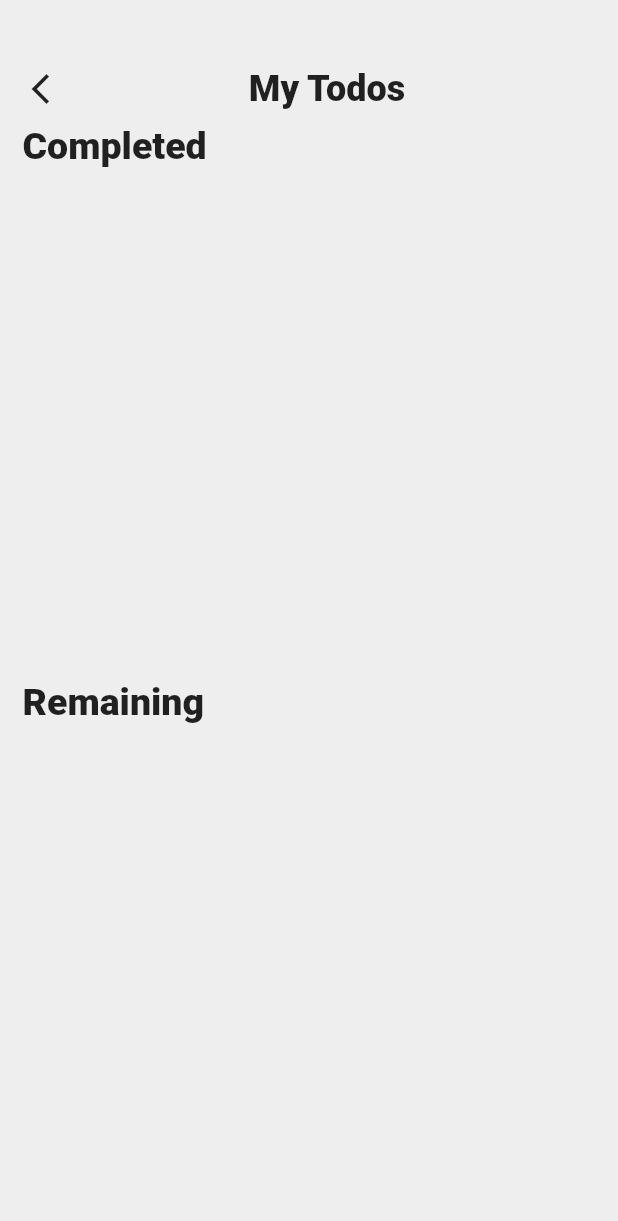
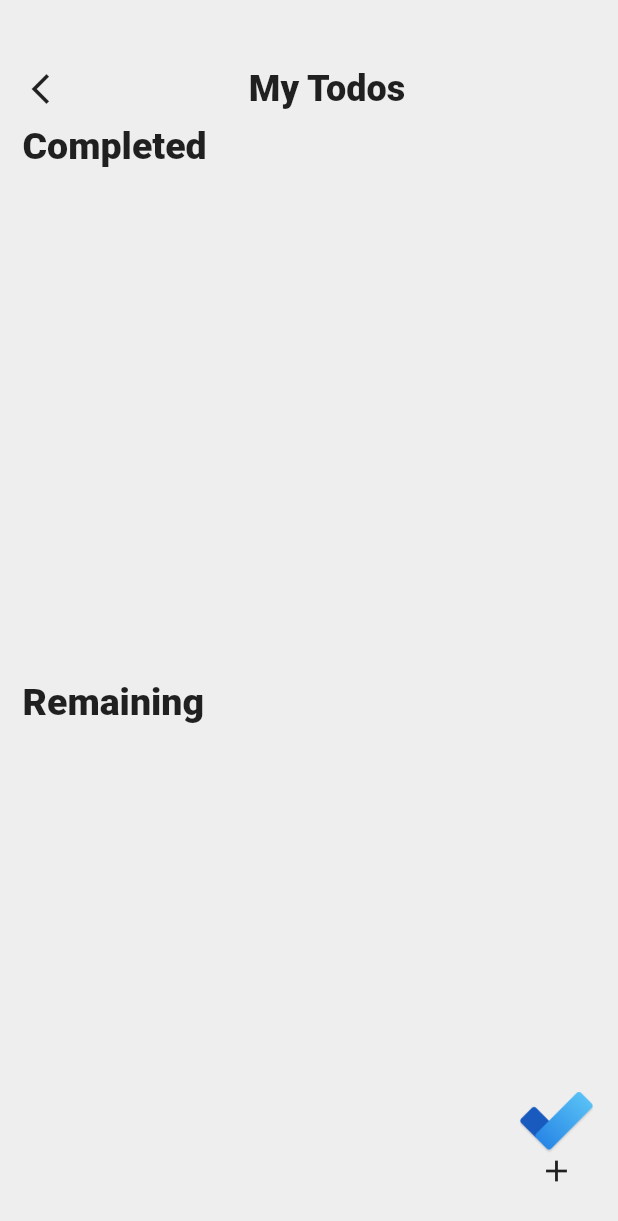
Before and after one commit to tomorrowbyte/flutter-getx-hive, a Flutter app: the MyTodosScreen screen opened directly, on a phone screen of 412 x 824 dp. Shown: the top 1221 px of the screen. Run offline on Flutter 3.47's test engine with Material 2 defaults, Android fonts, the light colour scheme and no system bars; our stand-ins replace get, hive, hive_flutter, timeago; accounts and stored records are empty.

```diff
--- a/lib/views/todo_list_screen.dart
+++ b/lib/views/todo_list_screen.dart
@@ -3,6 +3,7 @@ import 'package:flutter/material.dart';
 import 'package:get/get.dart';
 import 'package:getx_hive/controllers/todo_controller.dart';
 import 'package:getx_hive/models/todo.dart';
+import 'package:getx_hive/views/add_todo_screen.dart';
 import 'package:getx_hive/views/view_todo_screen.dart';
 import 'package:timeago/timeago.dart' as timeago;
 
@@ -12,6 +13,23 @@ class MyTodosScreen extends StatelessWidget {
   @override
   Widget build(BuildContext context) {
     return Scaffold(
+      floatingActionButton: GestureDetector(
+        onTap: (){
+          Get.off(()=> TodosScreen());
+        },
+        child: Container(
+          height: 80,
+          width: 50,
+          child: Expanded(
+            child: Column(
+              children: [
+                Image.asset('images/logo.png'),
+                Icon(Icons.add),
+              ],
+            ),
+          ),
+        ),
+      ),
       backgroundColor: Colors.grey[200],
       body: Column(
         crossAxisAlignment: CrossAxisAlignment.start,
```
Also changed, not shown: lib/views/add_todo_screen.dart (+11 -11 lines).
